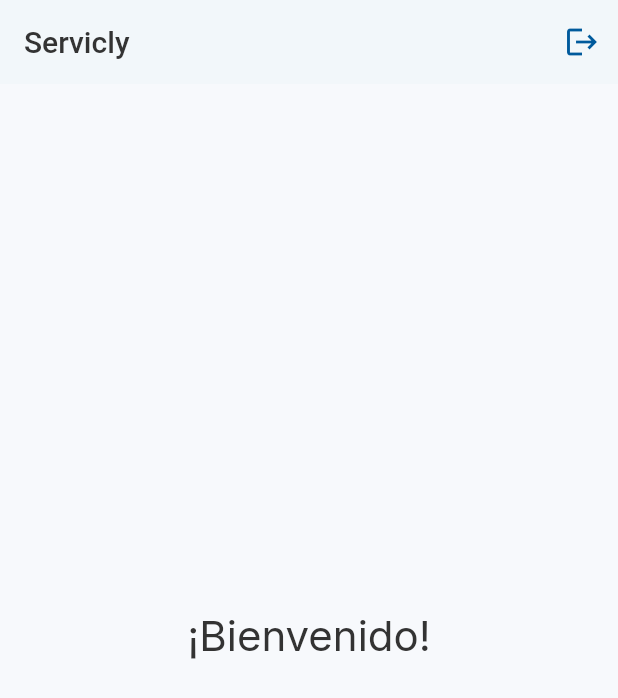
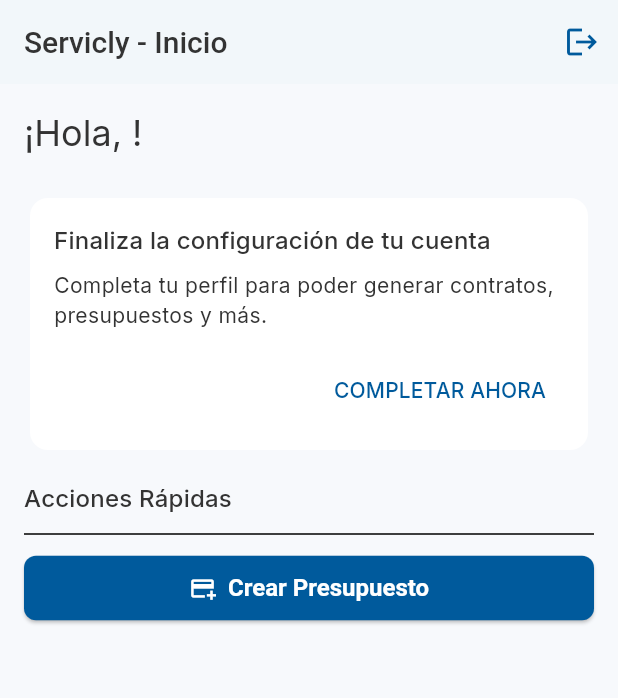
Before and after one commit to Ronaldvidalo/proveedor_servicly_app, a Flutter app: the screen it shows once a user with an empty profile is signed in, on a phone screen of 412 x 824 dp. Shown: the top 698 px of the screen. Run offline on Flutter 3.47's test engine with Material 3 defaults, Android fonts, the phone set to English and light mode, and no system bars; our stand-ins replace cloud_firestore, firebase_auth, firebase_core, google_fonts, google_sign_in, rxdart; accounts and stored records are empty.

Commit message:
creación de profile/ integración de firestoneservice

```diff
--- /dev/null
+++ b/lib/core/models/user_model.dart
@@ -0,0 +1,65 @@
+/// lib/core/models/user_model.dart
+
+import 'package:cloud_firestore/cloud_firestore.dart';
+
+/// Representa el modelo de datos para un usuario en la aplicación.
+///
+/// Este modelo se almacena en la colección 'users' en Firestore.
+class UserModel {
+  /// El ID único del usuario, que coincide con el UID de Firebase Auth.
+  final String uid;
+
+  /// El correo electrónico del usuario.
+  final String? email;
+
+  /// El nombre a mostrar del usuario, que puede ser editado en su perfil.
+  final String? displayName;
+
+  /// La profesión o el rubro principal del proveedor de servicios.
+  final String? profession;
+
+  /// La fecha y hora en que se creó la cuenta del usuario.
+  final Timestamp? createdAt;
+
+  /// Un indicador booleano para saber si el usuario ha completado
+  /// la información esencial de su perfil.
+  final bool isProfileComplete;
+
+  UserModel({
+    required this.uid,
+    this.email,
+    this.displayName,
+    this.profession,
+    this.createdAt,
+    this.isProfileComplete = false, // Por defecto, el perfil está incompleto.
+  });
+
+  /// Convierte una instancia de [UserModel] en un mapa de clave-valor.
+  ///
+  /// Este método es utilizado para escribir datos en Firestore.
+  Map<String, dynamic> toJson() {
+    return {
+      'uid': uid,
+      'email': email,
+      'displayName': displayName,
+      'profession': profession,
+      'createdAt': createdAt ?? FieldValue.serverTimestamp(), // Usa la hora del servidor si es nulo.
+      'isProfileComplete': isProfileComplete,
+    };
+  }
+
+  /// Crea una instancia de [UserModel] a partir de un mapa de clave-valor.
+  ///
+  /// Este factory constructor es utilizado para leer datos desde Firestore.
+  factory UserModel.fromJson(Map<String, dynamic> json) {
+    return UserModel(
+      uid: json['uid'] as String,
+      email: json['email'] as String?,
+      displayName: json['displayName'] as String?,
+      profession: json['profession'] as String?,
+      createdAt: json['createdAt'] as Timestamp?,
+      // Asegura que el valor por defecto sea 'false' si el campo no existe en Firestore.
+      isProfileComplete: json['isProfileComplete'] as bool? ?? false,
+    );
+  }
+}
--- a/lib/core/services/auth_service.dart
+++ b/lib/core/services/auth_service.dart
@@ -2,32 +2,28 @@
 
 import 'package:firebase_auth/firebase_auth.dart';
 import 'package:google_sign_in/google_sign_in.dart';
+import 'firestore_service.dart'; // <-- PASO 1: Importar FirestoreService
+import '../models/user_model.dart';   // <-- PASO 1: Importar UserModel
 
 /// Un servicio para manejar todas las operaciones de autenticación con Firebase.
-///
-/// Encapsula la lógica para el inicio de sesión con email/contraseña,
-/// con Google, el registro de nuevos usuarios y el cierre de sesión.
 class AuthService {
-  /// La instancia principal de FirebaseAuth para interactuar con el backend.
   final FirebaseAuth _firebaseAuth;
+  final GoogleSignIn _googleSignIn;
+  final FirestoreService _firestoreService; // <-- PASO 2: Añadir dependencia
 
-  /// La instancia para gestionar el flujo de inicio de sesión de Google.
-  final GoogleSignIn _googleSignIn;
+  /// Constructor que ahora requiere el FirestoreService.
+  AuthService({
+    FirebaseAuth? firebaseAuth,
+    GoogleSignIn? googleSignIn,
+    required FirestoreService firestoreService, // <-- PASO 2: Inyectar dependencia
+  })  : _firebaseAuth = firebaseAuth ?? FirebaseAuth.instance,
+        _googleSignIn = googleSignIn ?? GoogleSignIn(),
+        _firestoreService = firestoreService;
 
-  /// Constructor que permite inyectar instancias de FirebaseAuth y GoogleSignIn,
-  /// facilitando las pruebas. Si no se proveen, usa las instancias por defecto.
-  AuthService({FirebaseAuth? firebaseAuth, GoogleSignIn? googleSignIn})
-      : _firebaseAuth = firebaseAuth ?? FirebaseAuth.instance,
-        // Se inicializa GoogleSignIn especificando los scopes necesarios.
-        _googleSignIn = googleSignIn ?? GoogleSignIn();
-
-  /// Un stream que notifica sobre los cambios en el estado de autenticación del usuario.
   Stream<User?> get authStateChanges => _firebaseAuth.authStateChanges();
 
-  /// Obtiene el usuario actualmente autenticado.
   User? get currentUser => _firebaseAuth.currentUser;
 
-  /// Inicia sesión de un usuario existente usando su email y contraseña.
   Future<UserCredential> signInWithEmailAndPassword({
     required String email,
     required String password,
@@ -43,7 +39,7 @@ class AuthService {
     }
   }
 
-  /// Registra un nuevo usuario en Firebase con email y contraseña.
+  /// Registra un nuevo usuario y crea su documento en Firestore.
   Future<UserCredential> createUserWithEmailAndPassword({
     required String email,
     required String password,
@@ -53,44 +49,56 @@ class AuthService {
         email: email,
         password: password,
       );
-      // TODO: Aquí es un buen lugar para crear un documento de usuario en Firestore.
+
+      // --- LÓGICA AGREGADA ---
+      // Después de crear el usuario en Auth, creamos su documento en Firestore.
+      if (userCredential.user != null) {
+        final newUser = UserModel(
+          uid: userCredential.user!.uid,
+          email: userCredential.user!.email,
+        );
+        await _firestoreService.createUser(newUser);
+      }
+      // --- FIN LÓGICA AGREGADA ---
+
       return userCredential;
     } on FirebaseAuthException {
       rethrow;
     }
   }
 
-  /// Inicia el flujo de autenticación con una cuenta de Google.
+  /// Inicia sesión con Google y, si es un usuario nuevo, crea su documento.
   Future<UserCredential?> signInWithGoogle() async {
     try {
-      // 1. Iniciar el flujo de Google Sign-In.
       final GoogleSignInAccount? googleUser = await _googleSignIn.signIn();
-      if (googleUser == null) {
-        // El usuario canceló el flujo.
-        return null;
-      }
+      if (googleUser == null) return null;
 
-      // 2. Obtener los detalles de autenticación. En esta versión, 'authentication' es un Future.
-      final GoogleSignInAuthentication googleAuth =
-          await googleUser.authentication;
-
-      // 3. Crear una credencial de Firebase con los tokens de Google.
+      final GoogleSignInAuthentication googleAuth = await googleUser.authentication;
       final OAuthCredential credential = GoogleAuthProvider.credential(
         accessToken: googleAuth.accessToken,
         idToken: googleAuth.idToken,
       );
 
-      // 4. Iniciar sesión en Firebase con la credencial.
-      final userCredential =
-          await _firebaseAuth.signInWithCredential(credential);
-      // TODO: Si es el primer inicio de sesión del usuario, crear su documento en Firestore.
+      final userCredential = await _firebaseAuth.signInWithCredential(credential);
+
+      // --- LÓGICA AGREGADA ---
+      // Verificamos si es la primera vez que el usuario inicia sesión.
+      if (userCredential.additionalUserInfo?.isNewUser == true && userCredential.user != null) {
+        final newUser = UserModel(
+          uid: userCredential.user!.uid,
+          email: userCredential.user!.email,
+          displayName: userCredential.user!.displayName, // Google nos da el nombre
+        );
+        await _firestoreService.createUser(newUser);
+      }
+      // --- FIN LÓGICA AGREGADA ---
+
       return userCredential;
     } on FirebaseAuthException {
       rethrow;
     }
   }
 
-  /// Cierra la sesión del usuario actual.
   Future<void> signOut() async {
     await _googleSignIn.signOut();
     await _firebaseAuth.signOut();
--- /dev/null
+++ b/lib/core/services/firestore_service.dart
@@ -0,0 +1,67 @@
+/// lib/core/services/firestore_service.dart
+
+import 'package:cloud_firestore/cloud_firestore.dart';
+import '../models/user_model.dart';
+
+/// Un servicio para gestionar todas las operaciones de lectura y escritura
+/// con la base de datos de Cloud Firestore.
+class FirestoreService {
+  /// La instancia de FirebaseFirestore.
+  final FirebaseFirestore _db;
+
+  // Colección principal de usuarios.
+  late final CollectionReference<Map<String, dynamic>> _usersCollection;
+
+  /// Constructor que permite inyectar una instancia de Firestore para pruebas,
+  /// o utiliza la instancia por defecto.
+  FirestoreService({FirebaseFirestore? firestore})
+      : _db = firestore ?? FirebaseFirestore.instance {
+    _usersCollection = _db.collection('users');
+  }
+
+  /// Crea un nuevo documento de usuario en Firestore.
+  ///
+  /// Se utiliza típicamente durante el registro de un nuevo usuario.
+  /// El documento se crea usando el [user.uid] como ID.
+  Future<void> createUser(UserModel user) async {
+    try {
+      // Usamos .set() para crear el documento con el ID que ya tenemos.
+      await _usersCollection.doc(user.uid).set(user.toJson());
+    } catch (e) {
+      // En una app real, aquí podrías registrar el error en un servicio de logging.
+      print('Error al crear el usuario en Firestore: $e');
+      rethrow; // Relanza el error para que la capa superior pueda manejarlo.
+    }
+  }
+
+  /// Obtiene un stream con los datos del perfil de un usuario en tiempo real.
+  ///
+  /// Devuelve un stream de [UserModel] que se actualiza automáticamente
+  /// cada vez que los datos del usuario cambian en la base de datos.
+  /// Si el usuario no existe, el stream emitirá `null`.
+  Stream<UserModel?> getUserStream(String uid) {
+    return _usersCollection.doc(uid).snapshots().map((snapshot) {
+      if (snapshot.exists && snapshot.data() != null) {
+        // Si el documento existe, lo convertimos a un objeto UserModel.
+        return UserModel.fromJson(snapshot.data()!);
+      } else {
+        // Si el documento no existe, emitimos null.
+        return null;
+      }
+    });
+  }
+
+  /// Actualiza los datos de un documento de usuario existente.
+  ///
+  /// Acepta un mapa de datos que se fusionará con los datos existentes.
+  /// Esto es ideal para actualizar solo ciertos campos, como el nombre,
+  /// la profesión, o cambiar `isProfileComplete` a `true`.
+  Future<void> updateUser(String uid, Map<String, dynamic> data) async {
+    try {
+      await _usersCollection.doc(uid).update(data);
+    } catch (e) {
+      print('Error al actualizar el usuario en Firestore: $e');
+      rethrow;
+    }
+  }
+}
--- a/lib/features/home/screens/home_screen.dart
+++ b/lib/features/home/screens/home_screen.dart
@@ -1,62 +1,171 @@
-// lib/features/home/screens/home_screen.dart
+/// lib/features/home/screens/home_screen.dart
 
 import 'package:flutter/material.dart';
-import 'package:firebase_auth/firebase_auth.dart';
 import 'package:provider/provider.dart';
+import '../../../core/models/user_model.dart';
 import '../../../core/services/auth_service.dart';
+import '../../profile/screens/create_profile_screen.dart';
 
-/// La pantalla principal de la aplicación que se muestra después de que el
-/// usuario ha iniciado sesión correctamente.
+/// La pantalla principal que se muestra después de que el usuario inicia sesión.
+///
+/// Es "inteligente": muestra contenido y habilita/restringe acciones
+/// basándose en si el perfil del usuario está completo.
 class HomeScreen extends StatelessWidget {
-  /// Constructor para HomeScreen.
   const HomeScreen({super.key});
+
+  /// Navega a la pantalla para completar el perfil.
+  void _navigateToCreateProfile(BuildContext context) {
+    Navigator.of(context).push(
+      MaterialPageRoute(builder: (_) => const CreateProfileScreen()),
+    );
+  }
+
+  /// Lógica para la acción protegida "Crear Presupuesto".
+  void _onAttemptCreateQuote(BuildContext context) {
+    // Usamos 'read' porque estamos dentro de un callback, no necesitamos reconstruir.
+    final userModel = context.read<UserModel?>();
+
+    // Verificamos si el perfil está completo.
+    if (userModel?.isProfileComplete == true) {
+      // Si está completo, procedemos con la acción.
+      ScaffoldMessenger.of(context).showSnackBar(
+        const SnackBar(
+          content: Text('¡Perfil completo! Navegando a la creación de presupuesto...'),
+          backgroundColor: Colors.green,
+        ),
+      );
+      // TODO: Navegar a la pantalla real de creación de presupuestos.
+    } else {
+      // Si no está completo, mostramos el diálogo de advertencia.
+      showDialog(
+        context: context,
+        builder: (BuildContext dialogContext) {
+          return AlertDialog(
+            title: const Text('Perfil Incompleto'),
+            content: const Text(
+                'Para crear presupuestos y usar todas las funciones, primero necesitas completar tu perfil.'),
+            actions: [
+              TextButton(
+                child: const Text('Más Tarde'),
+                onPressed: () {
+                  Navigator.of(dialogContext).pop(); // Cierra el diálogo
+                },
+              ),
+              ElevatedButton(
+                child: const Text('Completar Perfil'),
+                onPressed: () {
+                  Navigator.of(dialogContext).pop(); // Cierra el diálogo
+                  _navigateToCreateProfile(context); // Navega a la pantalla de perfil
+                },
+              ),
+            ],
+          );
+        },
+      );
+    }
+  }
 
   @override
   Widget build(BuildContext context) {
-    // Obtenemos la instancia de nuestro AuthService para poder llamar a signOut.
+    // Usamos 'watch' aquí para que la UI se reconstruya cuando cambien los datos del perfil.
+    final userModel = context.watch<UserModel?>();
     final authService = context.read<AuthService>();
 
-    // Escuchamos los cambios en el stream del usuario para obtener sus datos.
-    // Usamos 'watch' aquí porque queremos que el widget se reconstruya si el
-    // objeto de usuario cambia (aunque en esta pantalla es poco probable).
-    final user = context.watch<User?>();
+    // Mostramos un indicador de carga si aún no tenemos los datos del usuario.
+    if (userModel == null) {
+      return const Scaffold(
+        body: Center(child: CircularProgressIndicator()),
+      );
+    }
 
     return Scaffold(
-      /// La barra de navegación superior de la pantalla.
       appBar: AppBar(
-        title: const Text('Servicly'),
+        title: const Text('Servicly - Inicio'),
         actions: [
-          // Botón para cerrar la sesión del usuario.
           IconButton(
             icon: const Icon(Icons.logout),
             tooltip: 'Cerrar Sesión',
             onPressed: () async {
-              // Al presionar, llamamos al método signOut de nuestro servicio.
-              // El StreamProvider se encargará de detectar el cambio de estado
-              // y nuestro AuthWrapper nos redirigirá a la pantalla de login.
               await authService.signOut();
             },
           ),
         ],
       ),
+      body: ListView(
+        padding: const EdgeInsets.all(16.0),
+        children: [
+          // --- MENSAJE DE BIENVENIDA ---
+          Text(
+            // Usamos el displayName del perfil si existe, si no, un saludo genérico.
+            '¡Hola, ${userModel.displayName ?? 'bienvenido'}!',
+            style: Theme.of(context).textTheme.headlineSmall,
+          ),
+          const SizedBox(height: 24),
 
-      /// El cuerpo principal de la pantalla.
-      body: Center(
+          // --- BANNER DE PERFIL INCOMPLETO (Notificación Pasiva) ---
+          // Este widget solo aparece si el perfil no está completo.
+          if (!userModel.isProfileComplete)
+            _ProfileCompletionBanner(
+              onCompleteProfile: () => _navigateToCreateProfile(context),
+            ),
+
+          // --- ACCIONES PRINCIPALES ---
+          const SizedBox(height: 16),
+          Text(
+            'Acciones Rápidas',
+            style: Theme.of(context).textTheme.titleMedium,
+          ),
+          const Divider(height: 24),
+
+          // --- BOTÓN DE ACCIÓN PROTEGIDA ---
+          ElevatedButton.icon(
+            icon: const Icon(Icons.add_card),
+            label: const Text('Crear Presupuesto'),
+            onPressed: () => _onAttemptCreateQuote(context),
+            style: ElevatedButton.styleFrom(
+              padding: const EdgeInsets.symmetric(vertical: 12),
+            ),
+          ),
+
+          // Aquí irían otros botones de acción...
+          // ElevatedButton(onPressed: () {}, child: Text('Ver Clientes')),
+          // ElevatedButton(onPressed: () {}, child: Text('Agendar Cita')),
+        ],
+      ),
+    );
+  }
+}
+
+/// Widget privado para el banner que solicita completar el perfil.
+class _ProfileCompletionBanner extends StatelessWidget {
+  final VoidCallback onCompleteProfile;
+
+  const _ProfileCompletionBanner({required this.onCompleteProfile});
+
+  @override
+  Widget build(BuildContext context) {
+    return Card(
+      color: Theme.of(context).colorScheme.surfaceVariant,
+      elevation: 0,
+      child: Padding(
+        padding: const EdgeInsets.all(16.0),
         child: Column(
-          mainAxisAlignment: MainAxisAlignment.center,
+          crossAxisAlignment: CrossAxisAlignment.start,
           children: [
             Text(
-              '¡Bienvenido!',
-              style: Theme.of(context).textTheme.headlineMedium,
+              'Finaliza la configuración de tu cuenta',
+              style: Theme.of(context).textTheme.titleMedium,
             ),
             const SizedBox(height: 8),
-
-            // Muestra el email del usuario si está disponible.
-            // Esto confirma que el inicio de sesión fue exitoso y tenemos
-            // acceso a los datos del usuario.
-            Text(
-              user?.email ?? 'No se pudo cargar el email',
-              style: Theme.of(context).textTheme.bodyLarge,
+            const Text(
+                'Completa tu perfil para poder generar contratos, presupuestos y más.'),
+            const SizedBox(height: 16),
+            Align(
+              alignment: Alignment.centerRight,
+              child: TextButton(
+                onPressed: onCompleteProfile,
+                child: const Text('COMPLETAR AHORA'),
+              ),
             ),
           ],
         ),
--- a/lib/features/onboarding/screens/onboarding_screen.dart
+++ b/lib/features/onboarding/screens/onboarding_screen.dart
@@ -1,7 +1,6 @@
 // lib/features/onboarding/screens/onboarding_screen.dart
 
 import 'package:flutter/material.dart';
-import '../../auth/widgets/auth_wrapper.dart';
 import '../../auth/screens/auth_screen.dart';
 
 // Aún no existen, pero preparamos la navegación futura.
--- a/lib/main.dart
+++ b/lib/main.dart
@@ -4,47 +4,74 @@ import 'package:flutter/material.dart';
 import 'package:firebase_core/firebase_core.dart';
 import 'package:provider/provider.dart';
 import 'package:firebase_auth/firebase_auth.dart';
+import 'package:rxdart/rxdart.dart'; // <-- 1. IMPORTAMOS RXDART
+
 import 'shared/theme/theme.dart';
 import 'core/services/auth_service.dart';
-import 'features/auth/widgets/auth_wrapper.dart'; // Importamos el AuthWrapper externo
+import 'core/services/firestore_service.dart'; // <-- 2. IMPORTAMOS FIRESTORESERVICE
+import 'core/models/user_model.dart';           // <-- 2. IMPORTAMOS USERMODEL
+import 'features/auth/widgets/auth_wrapper.dart';
 
-/// Punto de entrada principal de la aplicación Servicly.
 void main() async {
   WidgetsFlutterBinding.ensureInitialized();
   await Firebase.initializeApp();
   runApp(const MyApp());
 }
 
-/// El widget raíz de la aplicación Servicly.
 class MyApp extends StatelessWidget {
-  /// Constructor para el widget raíz.
   const MyApp({super.key});
 
   @override
   Widget build(BuildContext context) {
     return MultiProvider(
       providers: [
-        // Provee la instancia de AuthService a toda la app.
+        // --- SERVICIOS ---
+        // 3. PROVEEMOS FIRESTORESERVICE PRIMERO
+        Provider<FirestoreService>(
+          create: (_) => FirestoreService(),
+        ),
+        // 4. ARREGLAMOS AUTHSERVICE PASÁNDOLE LA DEPENDENCIA
         Provider<AuthService>(
-          create: (_) => AuthService(),
+          create: (context) => AuthService(
+            firestoreService: context.read<FirestoreService>(),
+          ),
         ),
-        // Escucha los cambios de estado de autenticación y provee el User.
+
+        // --- STREAMS DE DATOS GLOBALES ---
+        // Este provider nos da el estado de autenticación (User de FirebaseAuth)
         StreamProvider<User?>(
           create: (context) => context.read<AuthService>().authStateChanges,
           initialData: null,
+        ),
+
+        // 5. NUEVO STREAMPROVIDER PARA EL PERFIL DE USUARIO (USERMODEL)
+        // Este es el provider que nuestra UI usará para obtener los datos del perfil.
+        StreamProvider<UserModel?>(
+          initialData: null,
+          create: (context) {
+            final authService = context.read<AuthService>();
+            final firestoreService = context.read<FirestoreService>();
+
+            // Escuchamos el stream de autenticación.
+            return authService.authStateChanges.switchMap((firebaseUser) {
+              if (firebaseUser == null) {
+                // Si el usuario cierra sesión, emitimos un stream con 'null'.
+                return Stream.value(null);
+              } else {
+                // Si el usuario inicia sesión, cambiamos al stream de su documento
+                // en Firestore para obtener el UserModel.
+                return firestoreService.getUserStream(firebaseUser.uid);
+              }
+            });
+          },
         ),
       ],
       child: MaterialApp(
         title: 'Servicly',
         debugShowCheckedModeBanner: false,
-
-        // --- Temas de la Aplicación ---
         theme: lightTheme,
         darkTheme: darkTheme,
         themeMode: ThemeMode.system,
-
-        // --- Pantalla Inicial ---
-        // Ahora el home apunta correctamente al AuthWrapper que está en su propio archivo.
         home: const AuthWrapper(),
       ),
     );
--- a/pubspec.yaml
+++ b/pubspec.yaml
@@ -20,6 +20,8 @@ dependencies:
   firebase_core: ^2.31.0
   firebase_auth: ^4.19.4
   google_sign_in: ^6.2.1
+  cloud_firestore: ^4.17.3
+  rxdart: ^0.28.0
 
 dev_dependencies:
   flutter_test:
```
Also changed, not shown: lib/features/profile/screens/create_profile_screen.dart (added, +152 -0 lines), pubspec.lock, 3 other files.
